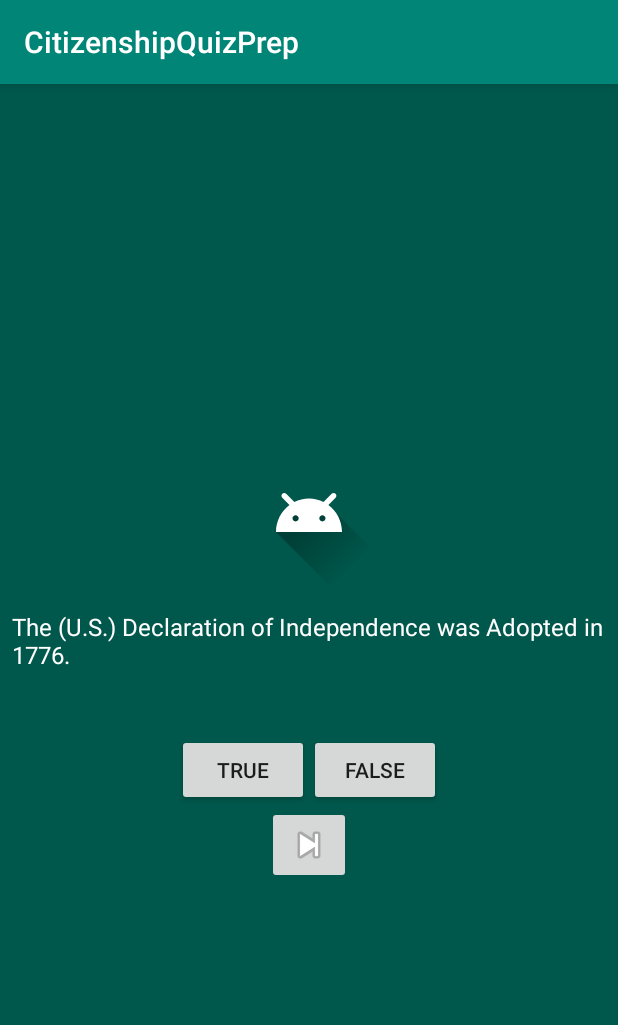
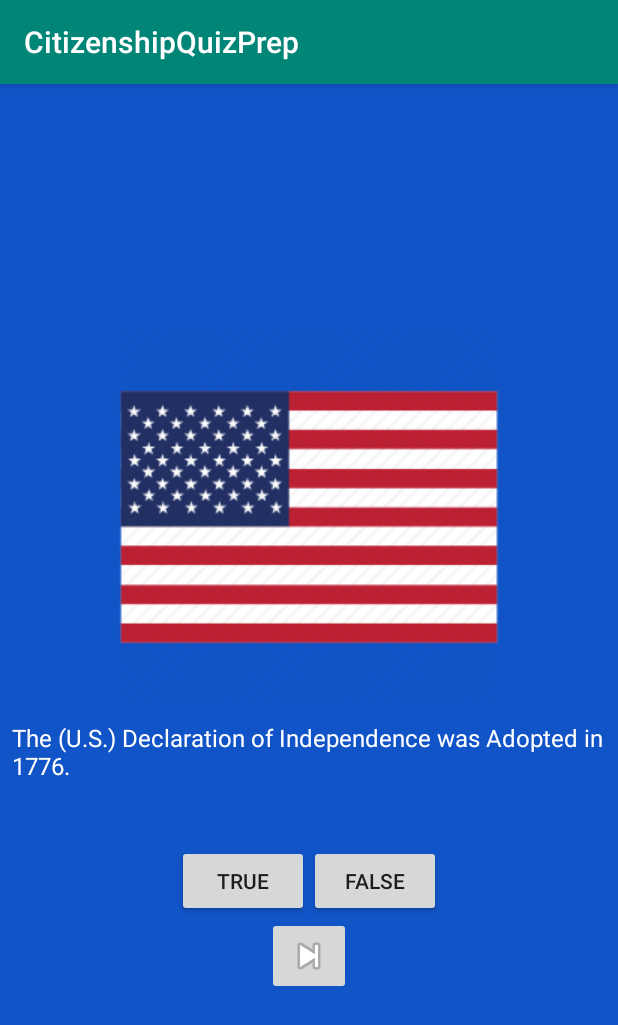
Before and after one commit to JoshEllison/CitizenshipQuizPrep, an Android app: the screen it shows after launch (MainActivity), on a phone screen of 412 x 824 dp. Shown: the top 1025 px of the screen. Run offline under Robolectric (Android 15) with nearby library versions, the phone set to English and light mode, and no system bars.

Commit message:
changed background and added flag icon

```diff
--- a/app/src/main/res/layout/activity_main.xml
+++ b/app/src/main/res/layout/activity_main.xml
@@ -2,43 +2,43 @@
 <LinearLayout xmlns:android="http://schemas.android.com/apk/res/android"
     xmlns:tools="http://schemas.android.com/tools"
     android:layout_width="match_parent"
+    android:layout_height="match_parent"
+    android:background="#1154C7"
+    android:gravity="center"
     android:orientation="vertical"
-    android:background="@color/colorPrimaryDark"
-    android:gravity="center"
-    android:layout_height="match_parent"
     tools:context=".MainActivity">
 
     <ImageView
         android:layout_width="wrap_content"
         android:layout_height="wrap_content"
-        android:src="@drawable/ic_launcher_foreground" />
+        android:src="@drawable/flag" />
 
     <TextView
         android:id="@+id/answer_text_view"
+        android:layout_width="wrap_content"
+        android:layout_height="wrap_content"
+        android:padding="8dp"
         android:text="@string/question_declaration"
         android:textColor="@android:color/white"
-        android:textSize="16sp"
-        android:padding="8dp"
-        android:layout_width="wrap_content"
-        android:layout_height="wrap_content"/>
+        android:textSize="16sp" />
 
     <LinearLayout
-        android:orientation="horizontal"
+        android:layout_width="wrap_content"
+        android:layout_height="wrap_content"
         android:layout_marginTop="34dp"
-        android:layout_width="wrap_content"
-        android:layout_height="wrap_content">
+        android:orientation="horizontal">
 
         <Button
-            android:text="@string/true_text"
             android:id="@+id/true_button"
             android:layout_width="wrap_content"
-            android:layout_height="wrap_content" />
+            android:layout_height="wrap_content"
+            android:text="@string/true_text" />
 
         <Button
-            android:text="@string/false_text"
             android:id="@+id/false_button"
             android:layout_width="wrap_content"
-            android:layout_height="wrap_content" />
+            android:layout_height="wrap_content"
+            android:text="@string/false_text" />
 
     </LinearLayout>
 
@@ -47,17 +47,15 @@
         android:layout_height="wrap_content">
 
         <ImageButton
-            android:contentDescription="@string/next_text"
             android:id="@+id/next_button"
-            android:text="@string/next_text"
             android:layout_width="wrap_content"
             android:layout_height="wrap_content"
-            android:src="@android:drawable/ic_media_next"/>
+            android:contentDescription="@string/next_text"
+            android:src="@android:drawable/ic_media_next"
+            android:text="@string/next_text" />
 
 
     </LinearLayout>
 
 
-
-
 </LinearLayout>
```
Also changed, not shown: app/src/main/res/drawable/flag.png (added).
